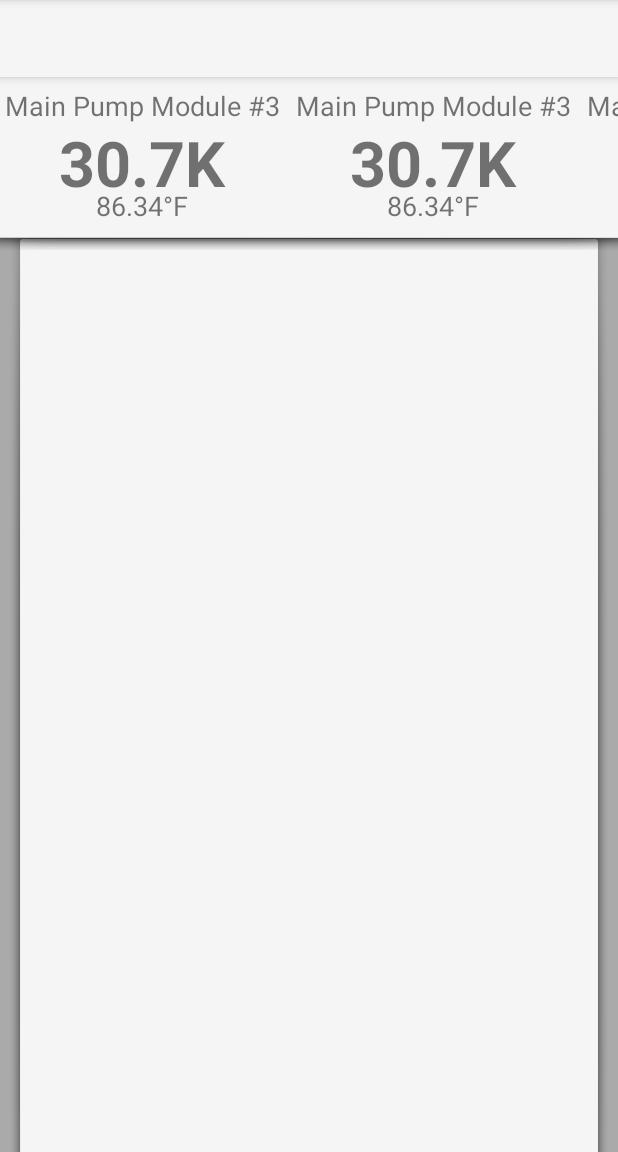
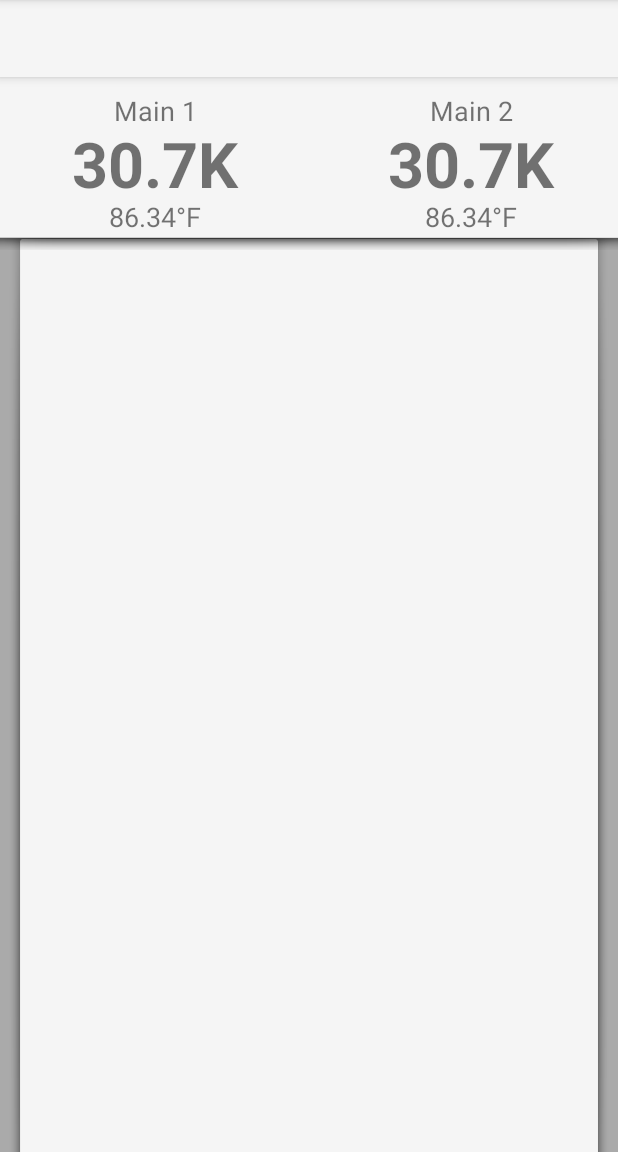
Before and after one commit to Phelps17/MotorMonitor, an Android app: the screen it shows after launch (MainActivity), on a phone screen of 412 x 824 dp, the part 84-1236 px from its top. Run offline under Robolectric (Android 15) with nearby library versions, the phone set to English and light mode, and no system bars.

Commit message:
populating module array list

```diff
--- a/app/src/main/java/com/tylerphelps/motormonitor/MainActivity.java
+++ b/app/src/main/java/com/tylerphelps/motormonitor/MainActivity.java
@@ -13,7 +13,10 @@ import android.view.MenuItem;
 import android.widget.AdapterView;
 import android.widget.LinearLayout;
 import android.widget.ListView;
+import android.widget.TextView;
 import android.widget.Toast;
+import android.view.LayoutInflater;
+import android.view.View;
 
 import java.util.ArrayList;
 
@@ -37,6 +40,8 @@ public class MainActivity extends AppCompatActivity
 
         NavigationView navigationView = (NavigationView) findViewById(R.id.nav_view);
         navigationView.setNavigationItemSelectedListener(this);
+
+        showListView();
     }
 
     @Override
@@ -102,15 +107,18 @@ public class MainActivity extends AppCompatActivity
         modules.add(new Module("Back Pump Valve"));
         modules.add(new Module("Office AC Unit"));
 
-        ModuleThumbnailAdapter adapter = new ModuleThumbnailAdapter(this, modules);
-
-        //Set listview adapter
+        // Set listview adapter
         LinearLayout sideScroller = (LinearLayout) findViewById(R.id.module_thumbnail_container);
         sideScroller.removeAllViewsInLayout();
+        LayoutInflater inflater = LayoutInflater.from(this);
 
-        //sideScroller.setAdapter(adapter);
+        // Populate module list from database here
+        for (Module module : modules) {
+            View view  = inflater.inflate(R.layout.module_thumb, sideScroller, false);
 
-        //TODO populate module list from database here
-
+            // set item content in view
+            ((TextView) view.findViewById(R.id.moduleNameTextView)).setText(module.getName());
+            sideScroller.addView(view);
+        }
     }
 }
--- a/app/src/main/res/layout/app_bar_main.xml
+++ b/app/src/main/res/layout/app_bar_main.xml
@@ -49,44 +49,14 @@
             android:layout_marginLeft="-10dp"
             android:layout_marginRight="-10dp"
             android:layout_marginTop="-10dp"
-            android:id="@+id/module_thumbnail_scroller">
+            android:id="@+id/module_thumbnail_scroller"
+            android:scrollbars="none">
 
             <LinearLayout
                 android:layout_width="match_parent"
                 android:layout_height="match_parent"
                 android:orientation="horizontal"
                 android:id="@+id/module_thumbnail_container">
-
-                <include
-                    layout="@layout/module_thumb"
-                    android:layout_width="wrap_content"
-                    android:layout_height="match_parent"
-                    android:layout_marginLeft="5dp"
-                    android:layout_marginRight="5dp"/>
-                <include
-                    layout="@layout/module_thumb"
-                    android:layout_width="wrap_content"
-                    android:layout_height="match_parent"
-                    android:layout_marginLeft="5dp"
-                    android:layout_marginRight="5dp"/>
-                <include
-                    layout="@layout/module_thumb"
-                    android:layout_width="wrap_content"
-                    android:layout_height="match_parent"
-                    android:layout_marginLeft="5dp"
-                    android:layout_marginRight="5dp"/>
-                <include
-                    layout="@layout/module_thumb"
-                    android:layout_width="wrap_content"
-                    android:layout_height="match_parent"
-                    android:layout_marginLeft="5dp"
-                    android:layout_marginRight="5dp"/>
-                <include
-                    layout="@layout/module_thumb"
-                    android:layout_width="wrap_content"
-                    android:layout_height="match_parent"
-                    android:layout_marginLeft="5dp"
-                    android:layout_marginRight="5dp"/>
 
             </LinearLayout>
         </HorizontalScrollView>
@@ -98,7 +68,8 @@
             android:layout_marginLeft="5dp"
             android:layout_marginRight="5dp"
             android:layout_marginTop="-15dp"
-            android:layout_marginBottom="-10dp"/>
+            android:layout_marginBottom="-10dp">
+        </ListView>
     </LinearLayout>
 
 </android.support.design.widget.CoordinatorLayout>
--- a/app/src/main/res/layout/module_main_view.xml
+++ b/app/src/main/res/layout/module_main_view.xml
@@ -1,6 +1,7 @@
 <?xml version="1.0" encoding="utf-8"?>
 <LinearLayout xmlns:android="http://schemas.android.com/apk/res/android"
               android:layout_width="match_parent"
-              android:layout_height="match_parent">
+              android:layout_height="match_parent"
+              android:background="@drawable/side_nav_bar">
 
 </LinearLayout>
--- a/app/src/main/res/layout/module_thumb.xml
+++ b/app/src/main/res/layout/module_thumb.xml
@@ -3,7 +3,9 @@
               android:orientation="vertical"
               android:layout_width="200dp"
               android:layout_height="125dp"
-              android:id="@+id/vibrationsTextView">
+              android:id="@+id/vibrationsTextView"
+              android:layout_marginLeft="5dp"
+              android:layout_marginRight="5dp">
 
     <TextView
         android:text="Main Pump Module #3"
@@ -24,7 +26,7 @@
         android:textSize="42sp"
         android:gravity="center_vertical|center"
         android:textStyle="normal|bold"
-        android:layout_marginBottom="-20dp"/>
+        android:layout_marginTop="-10dp"/>
 
     <TextView
         android:text="86.34°F"
@@ -34,5 +36,5 @@
         android:layout_weight="1"
         android:textSize="18sp"
         android:gravity="center_vertical|center"
-        android:layout_marginTop="-10dp"/>
+        android:layout_marginTop="-30dp"/>
 </LinearLayout>
```
Also changed, not shown: 2 other files.
